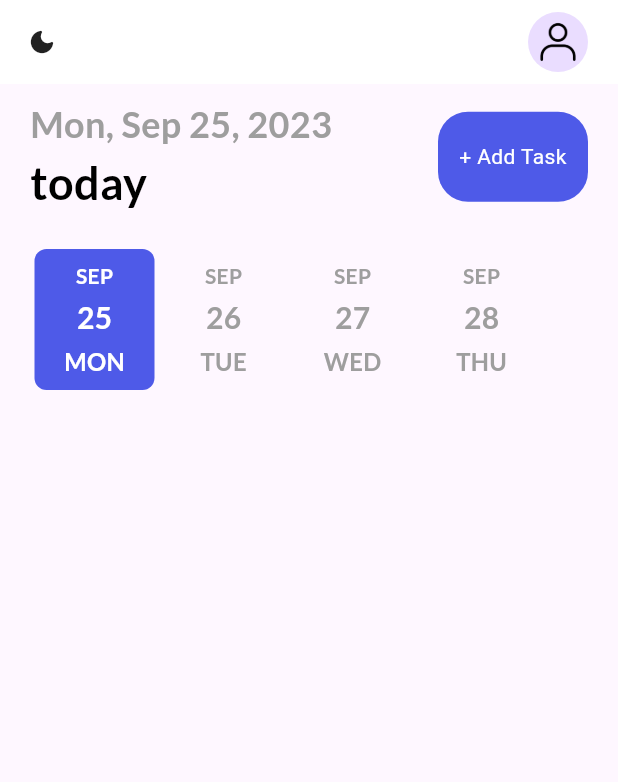
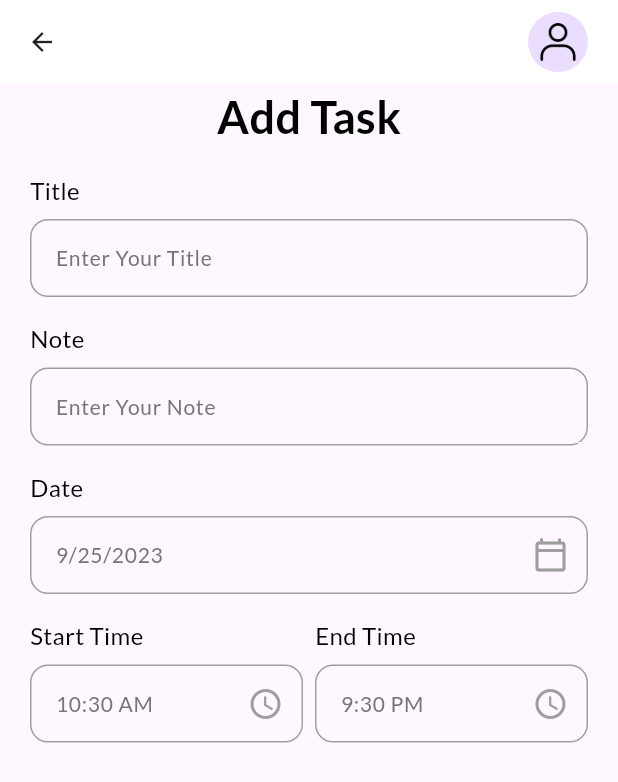
Before and after one commit to Junichi-Machii/flutter_app_calender_03, a Flutter app: the screen it shows after launch, after a tap on "+ Add Task", on a phone screen of 412 x 824 dp. Shown: the top 782 px of the screen. Run offline on Flutter 3.47's test engine with Material 3 defaults, Android fonts, the light colour scheme and no system bars; drawn by our look-alikes of date_picker_timeline; our stand-ins replace flutter_local_notifications, get, get_storage, google_fonts, timezone.

Commit message:
add   _getDateFromUser(),_getTimeFromUser logic

```diff
--- a/lib/contents/theme.dart
+++ b/lib/contents/theme.dart
@@ -43,3 +43,19 @@ TextStyle get dateTimeStyle {
     color: ThemeColors.grey,
   ));
 }
+
+TextStyle get titleStyle {
+  return GoogleFonts.lato(
+      textStyle: TextStyle(
+          fontSize: 16,
+          fontWeight: FontWeight.w400,
+          color: Get.isDarkMode ? Colors.white : Colors.black));
+}
+
+TextStyle get subTitleStyle {
+  return GoogleFonts.lato(
+      textStyle: TextStyle(
+          fontSize: 14,
+          fontWeight: FontWeight.w400,
+          color: Get.isDarkMode ? Colors.grey[100] : Colors.grey[600]));
+}
--- /dev/null
+++ b/lib/ui/widgets/add_task_bar.dart
@@ -0,0 +1,159 @@
+import 'package:flutter/material.dart';
+import 'package:flutter_clendar_app03/contents/color.dart';
+import 'package:flutter_clendar_app03/contents/theme.dart';
+import 'package:flutter_clendar_app03/ui/widgets/input_field.dart';
+import 'package:get/get.dart';
+import 'package:get/get_core/src/get_main.dart';
+import 'package:intl/intl.dart';
+
+class AddTaskPage extends StatefulWidget {
+  const AddTaskPage({super.key});
+
+  @override
+  State<AddTaskPage> createState() => _AddTaskPageState();
+}
+
+class _AddTaskPageState extends State<AddTaskPage> {
+  DateTime _selectedDate = DateTime.now();
+  // TimeOfDay _selectedTime = TimeOfDay.now();
+  String _endTime = "9:30 PM";
+  String _startTime = DateFormat("hh:mm a").format(DateTime.now()).toString();
+  @override
+  Widget build(BuildContext context) {
+    return Scaffold(
+      backgroundColor: context.theme.scaffoldBackgroundColor,
+      appBar: _appbar(context),
+      body: Container(
+        padding: const EdgeInsets.only(left: 20, right: 20),
+        child: SingleChildScrollView(
+            child: Column(
+          children: [
+            Text(
+              "Add Task",
+              style: headingStyle,
+            ),
+            MyInputField(hintText: "Enter Your Title", title: "Title"),
+            MyInputField(hintText: "Enter Your Note", title: "Note"),
+            MyInputField(
+              hintText: DateFormat.yMd().format(_selectedDate),
+              title: "Date",
+              widget: IconButton(
+                onPressed: () {
+                  _getDateFromUser(context: context);
+                },
+                icon: Icon(
+                  Icons.calendar_today_outlined,
+                  color: ThemeColors.grey,
+                ),
+              ),
+            ),
+            Row(
+              children: [
+                Expanded(
+                  child: MyInputField(
+                    hintText: _startTime,
+                    title: "Start Time",
+                    widget: IconButton(
+                      onPressed: () {
+                        _getTimeFromUser(isStartTime: true);
+                      },
+                      icon: Icon(
+                        Icons.access_time_sharp,
+                        color: ThemeColors.grey,
+                      ),
+                    ),
+                  ),
+                ),
+                SizedBox(width: 8),
+                Expanded(
+                  child: MyInputField(
+                    hintText: _endTime,
+                    title: "End Time",
+                    widget: IconButton(
+                      onPressed: () {
+                        _getTimeFromUser(isStartTime: false);
+                      },
+                      icon: Icon(
+                        Icons.access_time_sharp,
+                        color: ThemeColors.grey,
+                      ),
+                    ),
+                  ),
+                ),
+              ],
+            ),
+          ],
+        )),
+      ),
+    );
+  }
+
+  _appbar(BuildContext context) {
+    return AppBar(
+      elevation: 0,
+      backgroundColor: context.theme.appBarTheme.backgroundColor,
+      leading: GestureDetector(
+        onTap: () {
+          Get.back();
+        },
+        child: Icon(
+          Icons.arrow_back,
+          size: 20,
+          color: Get.isDarkMode ? Colors.white : Colors.black87,
+        ),
+      ),
+      actions: [
+        CircleAvatar(
+          backgroundImage: AssetImage(
+            "images/person.png",
+          ),
+        ),
+        SizedBox(width: 20),
+      ],
+    );
+  }
+
+  _getDateFromUser({required BuildContext context}) async {
+    DateTime? _pickerDate = await showDatePicker(
+      context: context,
+      initialDate: DateTime.now(),
+      firstDate: DateTime(1900),
+      lastDate: DateTime(2150),
+    );
+    if (_pickerDate != null) {
+      setState(() {
+        _selectedDate = _pickerDate;
+      });
+    } else {
+      print("it`s null or something is wrong");
+    }
+  }
+
+  _getTimeFromUser({required bool isStartTime}) async {
+    var pickedTime = await _showTimePicker();
+    String formattedTime = pickedTime.format(context);
+
+    if (pickedTime == null) {
+      print("Time canceld");
+    } else if (isStartTime == true) {
+      setState(() {
+        _startTime = formattedTime;
+      });
+    } else if (isStartTime == false) {
+      setState(() {
+        _endTime = formattedTime;
+      });
+    }
+  }
+
+  _showTimePicker() {
+    return showTimePicker(
+      initialEntryMode: TimePickerEntryMode.input,
+      context: context,
+      initialTime: TimeOfDay(
+        hour: int.parse(_startTime.split(":")[0]),
+        minute: int.parse(_startTime.split(":")[1].split(" ")[0]),
+      ),
+    );
+  }
+}
--- /dev/null
+++ b/lib/ui/widgets/input_field.dart
@@ -0,0 +1,80 @@
+import 'package:flutter/material.dart';
+import 'package:flutter_clendar_app03/contents/color.dart';
+import 'package:flutter_clendar_app03/contents/theme.dart';
+import 'package:get/get.dart';
+import 'package:get/route_manager.dart';
+
+class MyInputField extends StatelessWidget {
+  const MyInputField({
+    super.key,
+    required this.hintText,
+    required this.title,
+    this.controller,
+    this.widget,
+  });
+
+  final String title;
+  final String hintText;
+  final TextEditingController? controller;
+  final Widget? widget;
+
+  @override
+  Widget build(BuildContext context) {
+    return Container(
+      margin: const EdgeInsets.only(top: 16),
+      child: Column(
+        crossAxisAlignment: CrossAxisAlignment.start,
+        children: [
+          Text(
+            title,
+            style: titleStyle,
+          ),
+          Container(
+            margin: const EdgeInsets.only(top: 8.0),
+            padding: EdgeInsets.only(left: 16),
+            height: 52,
+            decoration: BoxDecoration(
+              borderRadius: BorderRadius.circular(12),
+              border: Border.all(
+                color: ThemeColors.grey,
+                width: 1.0,
+              ),
+            ),
+            child: Row(
+              children: [
+                Expanded(
+                  child: TextFormField(
+                    readOnly: widget == null ? false : true,
+                    autofocus: false,
+                    cursorColor:
+                        Get.isDarkMode ? Colors.grey[100] : Colors.grey[700],
+                    controller: controller,
+                    style: subTitleStyle,
+                    decoration: InputDecoration(
+                        hintText: hintText,
+                        hintStyle: subTitleStyle,
+                        focusedBorder: UnderlineInputBorder(
+                          borderSide: BorderSide(
+                              color: context.theme.scaffoldBackgroundColor,
+                              width: 0),
+                        ),
+                        enabledBorder: UnderlineInputBorder(
+                          borderSide: BorderSide(
+                              color: context.theme.scaffoldBackgroundColor,
+                              width: 0),
+                        )),
+                  ),
+                ),
+                widget == null
+                    ? Container()
+                    : Container(
+                        child: widget,
+                      ),
+              ],
+            ),
+          ),
+        ],
+      ),
+    );
+  }
+}
--- a/lib/view/home_page.dart
+++ b/lib/view/home_page.dart
@@ -2,11 +2,12 @@ import 'package:flutter/material.dart';
 
 //packages
 import 'package:date_picker_timeline/date_picker_widget.dart';
-import 'package:flutter_clendar_app03/contents/color.dart';
 import 'package:google_fonts/google_fonts.dart';
 import 'package:intl/intl.dart';
 import 'package:get/get.dart';
 
+import 'package:flutter_clendar_app03/ui/widgets/add_task_bar.dart';
+import 'package:flutter_clendar_app03/contents/color.dart';
 import 'package:flutter_clendar_app03/contents/theme.dart';
 import 'package:flutter_clendar_app03/services/notification_services.dart';
 import 'package:flutter_clendar_app03/services/theme_services.dart';
@@ -98,7 +99,7 @@ class _HomePageState extends State<HomePage> {
               ],
             ),
           ),
-          MyButton(label: '+ Add Task', onTap: () {}),
+          MyButton(label: '+ Add Task', onTap: () => Get.to(AddTaskPage())),
           // SizedBox(width: 20),
         ],
       ),
```
